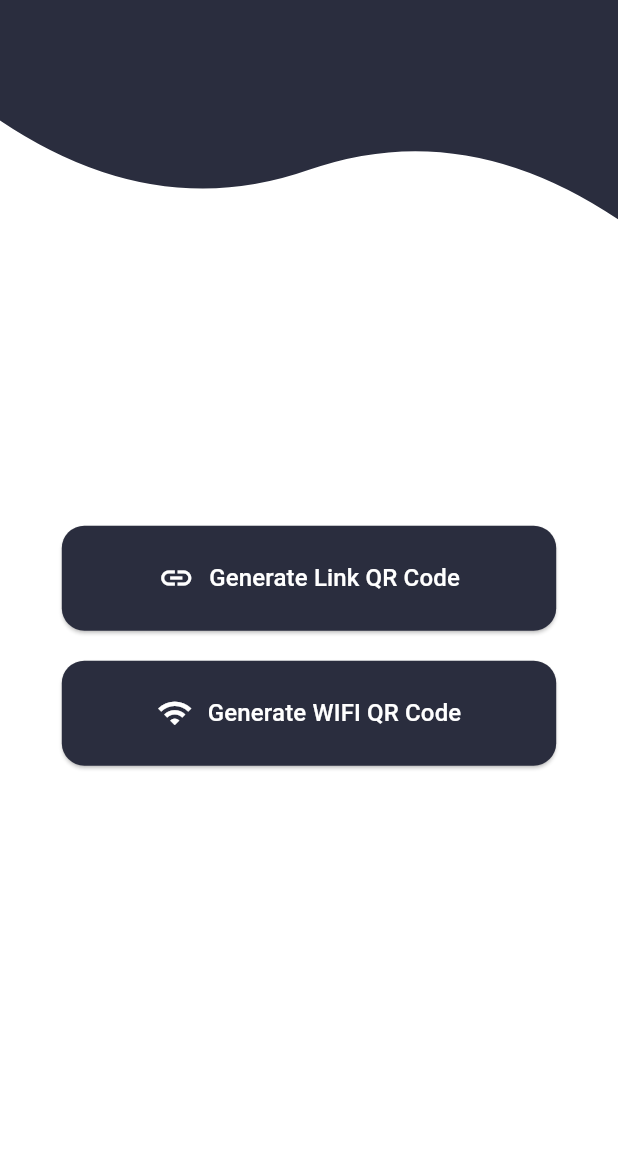
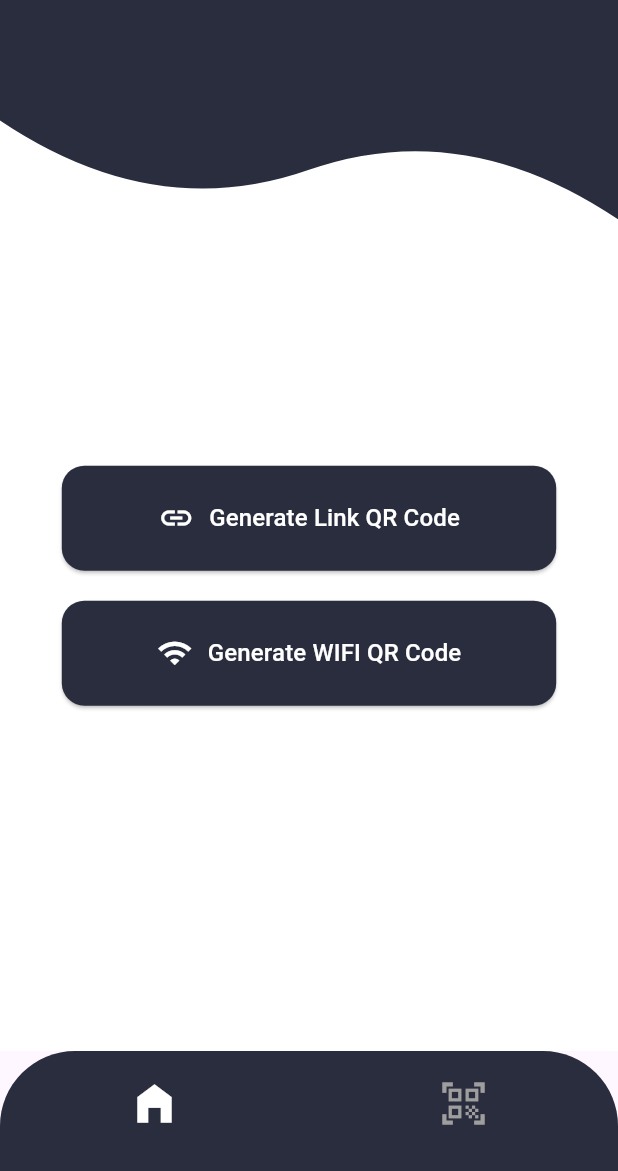
Before and after one commit to dcaayushd/QR_Code_Generator, a Flutter app: the screen it shows after launch, on a phone screen of 412 x 824 dp, the part 65-1236 px from its top. Run offline on Flutter 3.47's test engine with Material 3 defaults, Android fonts, the phone set to English and light mode, and no system bars; our stand-ins replace qr_flutter.

Commit message:
Main Screen Added

```diff
--- a/lib/main.dart
+++ b/lib/main.dart
@@ -1,5 +1,5 @@
 import 'package:flutter/material.dart';
-import '../screens/home_screen.dart';
+import '../screens/main_screen.dart';
 
 void main() {
   runApp(const MainApp());
@@ -16,7 +16,7 @@ class MainApp extends StatelessWidget {
       theme: ThemeData(
         primarySwatch: Colors.blue,
       ),
-      home: const HomeScreen(),
+      home: const MainScreen(),
     );
   }
 }
--- /dev/null
+++ b/lib/screens/main_screen.dart
@@ -0,0 +1,74 @@
+import 'package:flutter/material.dart';
+import 'home_screen.dart';
+import 'qr_scanner_screen.dart';
+
+class MainScreen extends StatefulWidget {
+  const MainScreen({super.key});
+
+  @override
+  MainScreenState createState() => MainScreenState();
+}
+
+class MainScreenState extends State<MainScreen> {
+  int _selectedIndex = 0;
+  final List<Widget> _screens = [
+    const HomeScreen(),
+    const QrScannerScreen(),
+  ];
+
+  @override
+  Widget build(BuildContext context) {
+    return Scaffold(
+      body: _screens[_selectedIndex],
+      bottomNavigationBar: Container(
+        height: 80,
+        margin: const EdgeInsets.all(0),
+        padding: const EdgeInsets.only(bottom: 20, top: 10),
+        decoration: const BoxDecoration(
+          color: Color(0xFF2A2D3E),
+          borderRadius: BorderRadius.only(
+            topLeft: Radius.circular(50),
+            topRight: Radius.circular(50),
+          ),
+        ),
+        child: Row(
+          mainAxisAlignment: MainAxisAlignment.spaceAround,
+          children: [
+            GestureDetector(
+              onTap: () => _onItemTapped(0),
+              child: Column(
+                mainAxisSize: MainAxisSize.min,
+                children: [
+                  Icon(
+                    Icons.home_filled,
+                    color: _selectedIndex == 0 ? Colors.white : Colors.grey,
+                    size: 34,
+                  ),
+                ],
+              ),
+            ),
+            GestureDetector(
+              onTap: () => _onItemTapped(1),
+              child: Column(
+                mainAxisSize: MainAxisSize.min,
+                children: [
+                  Icon(
+                    Icons.qr_code_scanner,
+                    color: _selectedIndex == 1 ? Colors.white : Colors.grey,
+                    size: 34,
+                  ),
+                ],
+              ),
+            ),
+          ],
+        ),
+      ),
+    );
+  }
+
+  void _onItemTapped(int index) {
+    setState(() {
+      _selectedIndex = index;
+    });
+  }
+}
```
